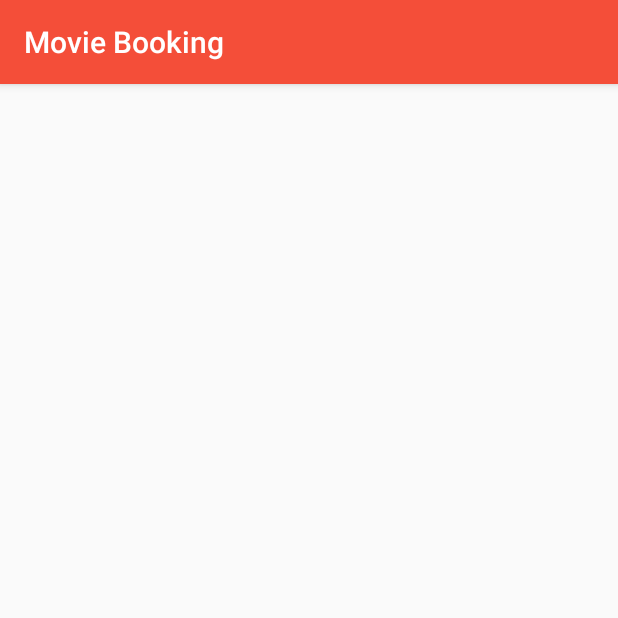
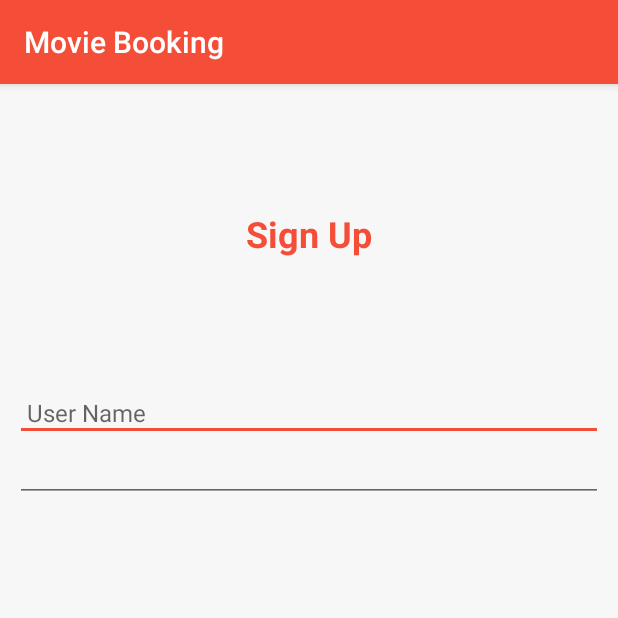
Before and after one commit to Zeyad3ly/MovieBooking, an Android app: the ActivitySignup screen opened directly, with no data from a screen before it, on a phone screen of 412 x 824 dp, the top half of it. Run offline under Robolectric (Android 15) with nearby library versions, the phone set to English and light mode, and no system bars.

```diff
--- a/app/src/main/res/layout/activity_signup.xml
+++ b/app/src/main/res/layout/activity_signup.xml
@@ -1,13 +1,65 @@
 <?xml version="1.0" encoding="utf-8"?>
-<androidx.constraintlayout.widget.ConstraintLayout xmlns:android="http://schemas.android.com/apk/res/android"
+<LinearLayout xmlns:android="http://schemas.android.com/apk/res/android"
     xmlns:app="http://schemas.android.com/apk/res-auto"
     xmlns:tools="http://schemas.android.com/tools"
     android:layout_width="match_parent"
     android:layout_height="match_parent"
+    android:background="#f7f7f7"
+    android:gravity="center_horizontal"
+    android:orientation="vertical"
     tools:context=".ActivitySignup">
 
-    <de.hdodenhof.circleimageview.CircleImageView
+    <ProgressBar
+        android:id="@+id/login_progress"
+        android:layout_width="wrap_content"
+        android:layout_height="wrap_content"
+        android:layout_marginBottom="8dp"
+        android:visibility="gone" />
 
-        />
+    <ScrollView
+        android:id="@+id/login_form"
+        android:layout_width="match_parent"
+        android:layout_height="match_parent">
 
-</androidx.constraintlayout.widget.ConstraintLayout>
+        <LinearLayout
+            android:id="@+id/email_login_form"
+            android:layout_width="match_parent"
+            android:layout_height="wrap_content"
+            android:orientation="vertical">
+
+            <TextView
+                android:layout_width="match_parent"
+                android:layout_height="200dp"
+                android:gravity="center_vertical|center_horizontal"
+                android:text="Sign Up"
+                android:textAppearance="?android:attr/textAppearanceLarge"
+                android:textColor="@color/colorAccent"
+                android:textSize="24dp"
+                android:textStyle="bold" />
+
+            <EditText
+                android:id="@+id/editTextUserName"
+                android:layout_width="match_parent"
+                android:layout_height="wrap_content"
+                android:layout_marginLeft="10dp"
+                android:layout_marginRight="10dp"
+                android:hint="User Name"
+                android:padding="8dp"
+                android:singleLine="true"
+                android:textSize="16dp"
+                />
+            <EditText
+                android:layout_width="match_parent"
+                android:layout_height="match_parent"
+                android:layout_marginLeft="10dp"
+                android:layout_marginRight="10dp"
+                android:padding="8dp"
+
+                />
+
+
+        </LinearLayout>
+    </ScrollView>
+
+
+</LinearLayout>
```
